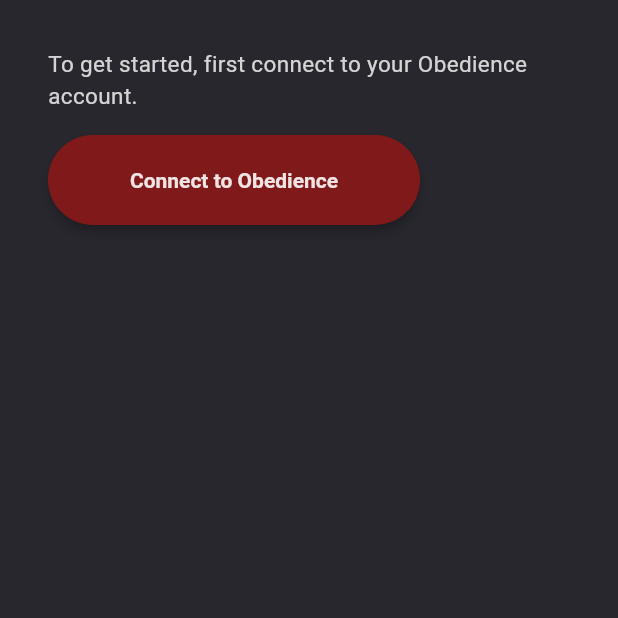
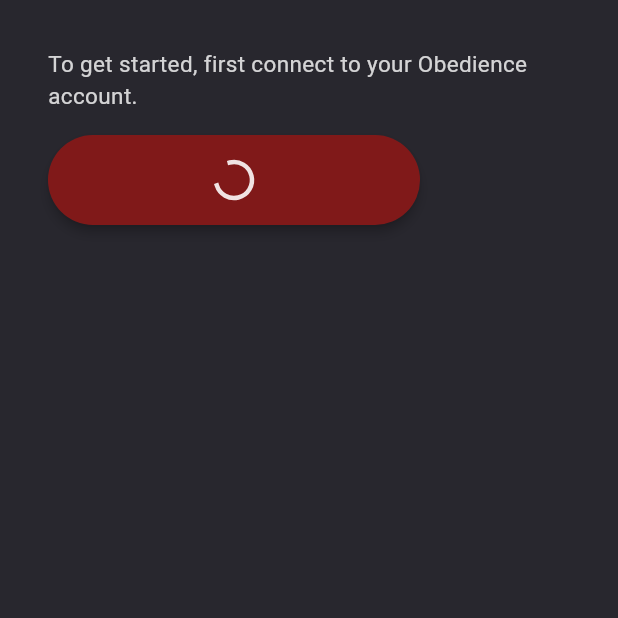
Before and after one commit to putnokiabel/obedience-chaster, a Flutter app: the ConfigurePage screen opened by its route, on a phone screen of 412 x 824 dp, the top half of it. Run offline on Flutter 3.47's test engine with Material 3 defaults, Android fonts, the light colour scheme and no system bars; our stand-ins replace cloud_firestore, cloud_functions, firebase_core, go_router; missing offline and left inert: universal_html; accounts and stored records are empty; Roboto replaces fonts that are missing (Figtree); statements that could not run were skipped.

Commit message:
Add loading indicator to config page

```diff
--- a/lib/configure/configure_page.dart
+++ b/lib/configure/configure_page.dart
@@ -25,6 +25,8 @@
 class _ConfigurePageState extends State<ConfigurePage> {
   @override
   Widget build(BuildContext context) {
+    final colorScheme = Theme.of(context).colorScheme;
+
     return ChangeNotifierProvider(
       create: (context) =>
           ConfigurePageScope.of(context)..initialize(widget.hash),
@@ -48,7 +50,17 @@
                       const SizedBox(height: 16),
                       LargePrimaryPillButton(
                         onPressed: scope.giveAccess,
-                        child: const Text('Connect to Obedience'),
+                        child: scope.didLoadExtension
+                            ? const Text('Connect to Obedience')
+                            : SizedBox.square(
+                                dimension: 24,
+                                child: CircularProgressIndicator(
+                                  strokeWidth: 3,
+                                  valueColor: AlwaysStoppedAnimation(
+                                    colorScheme.onPrimary,
+                                  ),
+                                ),
+                              ),
                       ),
                     ] else ...[
                       const Text(
--- a/lib/configure/configure_page_scope.dart
+++ b/lib/configure/configure_page_scope.dart
@@ -37,6 +37,8 @@
   final LaunchUrl _launchUrl;
 
   bool get hasGivenAccess => _config?.extensionSecret != null;
+
+  bool get didLoadExtension => _extensionId != null;
 
   String? _extensionId;
   String? _sessionId;
@@ -97,6 +99,7 @@
           await _extensionIdService.get(partnerConfigurationToken);
       _extensionId = extensionData.extensionId;
       _sessionId = extensionData.sessionId;
+      notifyListeners();
 
       _configSubscription = _chasterConfigService.listen(_extensionId!).listen(
         (config) {
```
